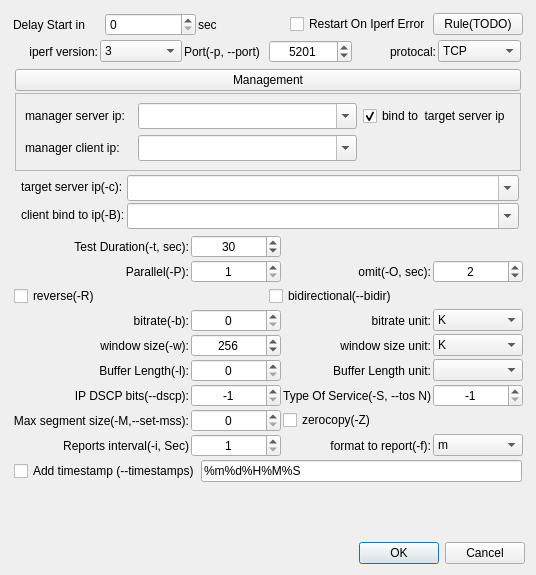
First picture: the form in qiperfc/src/dlgiperf.ui, repository coolshou/qiperf, before the edit.
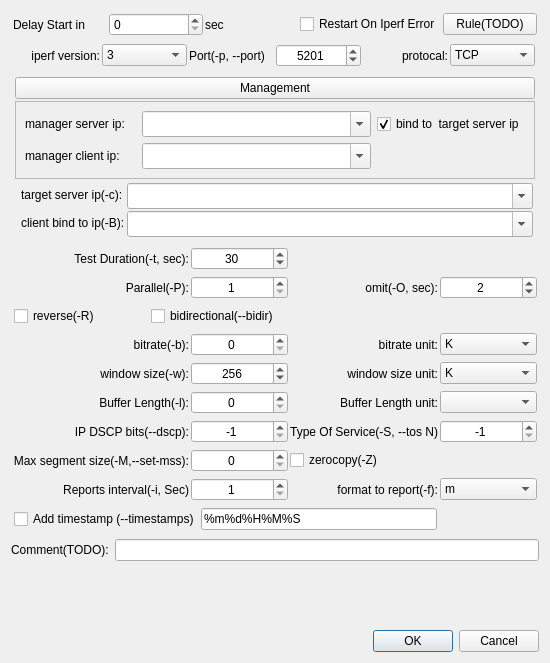
Second picture: the form after the edit. Icons and pictures are not drawn.

```diff
--- a/qiperfc/src/dlgiperf.ui
+++ b/qiperfc/src/dlgiperf.ui
@@ -9,8 +9,8 @@
    <rect>
     <x>0</x>
     <y>0</y>
-    <width>536</width>
-    <height>575</height>
+    <width>550</width>
+    <height>663</height>
    </rect>
   </property>
   <property name="sizePolicy">
@@ -29,7 +29,7 @@
   <layout class="QVBoxLayout" name="verticalLayout">
    <item>
     <widget class="QWidget" name="widget_5" native="true">
-     <layout class="QGridLayout" name="gridLayout_2" columnstretch="0,0,0,0">
+     <layout class="QGridLayout" name="gridLayout_2">
       <property name="leftMargin">
        <number>2</number>
       </property>
@@ -42,34 +42,170 @@
       <property name="bottomMargin">
        <number>2</number>
       </property>
-      <property name="spacing">
+      <property name="horizontalSpacing">
        <number>2</number>
       </property>
-      <item row="15" column="3">
-       <widget class="QComboBox" name="cb_fmtreport">
-        <property name="currentIndex">
+      <item row="4" column="1">
+       <widget class="QLabel" name="label_22">
+        <property name="text">
+         <string>Test Duration(-t, sec):</string>
+        </property>
+        <property name="alignment">
+         <set>Qt::AlignRight|Qt::AlignTrailing|Qt::AlignVCenter</set>
+        </property>
+       </widget>
+      </item>
+      <item row="4" column="2">
+       <widget class="QSpinBox" name="sb_duration">
+        <property name="toolTip">
+         <string>&lt;html&gt;&lt;head/&gt;&lt;body&gt;&lt;p&gt;0: run forever&lt;/p&gt;&lt;p&gt;default: 10 sec&lt;/p&gt;&lt;p&gt;Max: 864000 sec&lt;/p&gt;&lt;/body&gt;&lt;/html&gt;</string>
+        </property>
+        <property name="alignment">
+         <set>Qt::AlignCenter</set>
+        </property>
+        <property name="minimum">
+         <number>0</number>
+        </property>
+        <property name="maximum">
+         <number>864000</number>
+        </property>
+        <property name="value">
+         <number>30</number>
+        </property>
+       </widget>
+      </item>
+      <item row="4" column="3">
+       <widget class="QLabel" name="lbDuration">
+        <property name="text">
+         <string/>
+        </property>
+       </widget>
+      </item>
+      <item row="5" column="1">
+       <widget class="QLabel" name="label_27">
+        <property name="text">
+         <string>Parallel(-P):</string>
+        </property>
+        <property name="alignment">
+         <set>Qt::AlignRight|Qt::AlignTrailing|Qt::AlignVCenter</set>
+        </property>
+       </widget>
+      </item>
+      <item row="5" column="2">
+       <widget class="QSpinBox" name="sb_parallel">
+        <property name="alignment">
+         <set>Qt::AlignCenter</set>
+        </property>
+        <property name="minimum">
          <number>1</number>
         </property>
-        <item>
-         <property name="text">
-          <string>k</string>
+        <property name="maximum">
+         <number>128</number>
+        </property>
+       </widget>
+      </item>
+      <item row="5" column="3">
+       <widget class="QLabel" name="lbOmit">
+        <property name="text">
+         <string>omit(-O, sec):</string>
+        </property>
+        <property name="alignment">
+         <set>Qt::AlignRight|Qt::AlignTrailing|Qt::AlignVCenter</set>
+        </property>
+       </widget>
+      </item>
+      <item row="5" column="4">
+       <widget class="QSpinBox" name="sb_omit">
+        <property name="alignment">
+         <set>Qt::AlignCenter</set>
+        </property>
+        <property name="value">
+         <number>2</number>
+        </property>
+       </widget>
+      </item>
+      <item row="6" column="1" colspan="2">
+       <widget class="QWidget" name="widget_3" native="true">
+        <layout class="QHBoxLayout" name="horizontalLayout_2">
+         <property name="spacing">
+          <number>1</number>
          </property>
-        </item>
-        <item>
-         <property name="text">
-          <string>m</string>
+         <property name="leftMargin">
+          <number>1</number>
          </property>
-        </item>
-        <item>
-         <property name="text">
-          <string>g</string>
+         <property name="topMargin">
+          <number>1</number>
          </property>
-        </item>
-        <item>
-         <property name="text">
-          <string>t</string>
+         <property name="rightMargin">
+          <number>1</number>
          </property>
-        </item>
+         <property name="bottomMargin">
+          <number>1</number>
+         </property>
+         <item>
+          <widget class="QCheckBox" name="chk_reverse">
+           <property name="toolTip">
+            <string>Server send data to client</string>
+           </property>
+           <property name="text">
+            <string>reverse(-R)</string>
+           </property>
+           <property name="tristate">
+            <bool>false</bool>
+           </property>
+          </widget>
+         </item>
+         <item>
+          <widget class="QCheckBox" name="chk_bidir">
+           <property name="text">
+            <string>bidirectional(--bidir)</string>
+           </property>
+           <property name="tristate">
+            <bool>false</bool>
+           </property>
+          </widget>
+         </item>
+        </layout>
+       </widget>
+      </item>
+      <item row="7" column="1">
+       <widget class="QLabel" name="label_20">
+        <property name="text">
+         <string>bitrate(-b):</string>
+        </property>
+        <property name="alignment">
+         <set>Qt::AlignRight|Qt::AlignTrailing|Qt::AlignVCenter</set>
+        </property>
+       </widget>
+      </item>
+      <item row="7" column="2">
+       <widget class="QSpinBox" name="sb_bitrate">
+        <property name="toolTip">
+         <string>&lt;html&gt;&lt;head/&gt;&lt;body&gt;&lt;p&gt;(0 for unlimited)&lt;/p&gt;&lt;p&gt; (default 1 Mbit/sec for UDP, unlimited for TCP)&lt;/p&gt;&lt;/body&gt;&lt;/html&gt;</string>
+        </property>
+        <property name="alignment">
+         <set>Qt::AlignCenter</set>
+        </property>
+        <property name="maximum">
+         <number>9999</number>
+        </property>
+       </widget>
+      </item>
+      <item row="7" column="3">
+       <widget class="QLabel" name="label_33">
+        <property name="text">
+         <string>bitrate unit:</string>
+        </property>
+        <property name="alignment">
+         <set>Qt::AlignRight|Qt::AlignTrailing|Qt::AlignVCenter</set>
+        </property>
+       </widget>
+      </item>
+      <item row="7" column="4">
+       <widget class="QComboBox" name="cb_unit_bitrate">
+        <property name="currentText">
+         <string>K</string>
+        </property>
         <item>
          <property name="text">
           <string>K</string>
@@ -93,6 +229,16 @@
        </widget>
       </item>
       <item row="8" column="1">
+       <widget class="QLabel" name="label_21">
+        <property name="text">
+         <string>window size(-w):</string>
+        </property>
+        <property name="alignment">
+         <set>Qt::AlignRight|Qt::AlignTrailing|Qt::AlignVCenter</set>
+        </property>
+       </widget>
+      </item>
+      <item row="8" column="2">
        <widget class="QSpinBox" name="sb_windowsize">
         <property name="toolTip">
          <string>&lt;html&gt;&lt;head/&gt;&lt;body&gt;&lt;p&gt;0: use system's setting&lt;/p&gt;&lt;p&gt;Linux:&lt;br/&gt;cat /proc/sys/net/core/rmem_default&lt;/p&gt;&lt;p&gt;cat /proc/sys/net/core/wmem_default&lt;/p&gt;&lt;p&gt;Windows:&lt;/p&gt;&lt;ol style=&quot;margin-top: 0px; margin-bottom: 0px; margin-left: 0px; margin-right: 0px; -qt-list-indent: 1;&quot;&gt;&lt;li style=&quot; margin-top:12px; margin-bottom:0px; margin-left:0px; margin-right:0px; -qt-block-indent:0; text-indent:0px;&quot;&gt;The first connection request sent to a remote host advertises a receive window size of 16K (16,384 bytes).&lt;/li&gt;&lt;li style=&quot; margin-top:0px; margin-bottom:0px; margin-left:0px; margin-right:0px; -qt-block-indent:0; text-indent:0px;&quot;&gt;When the connection is established, the receive window size is rounded up to an even increment of the MSS.&lt;/li&gt;&lt;li style=&quot; margin-top:0px; margin-bottom:12px; margin-left:0px; margin-right:0px; -qt-block-indent:0; text-indent:0px;&quot;&gt;The window size is adjusted to four times the MSS, to a maximum size of 64 K, unless the window scaling option (RFC 1323) is used.&lt;/li&gt;&lt;/ol&gt;&lt;/body&gt;&lt;/html&gt;</string>
@@ -108,8 +254,18 @@
         </property>
        </widget>
       </item>
-      <item row="7" column="3">
-       <widget class="QComboBox" name="cb_unit_bitrate">
+      <item row="8" column="3">
+       <widget class="QLabel" name="label_29">
+        <property name="text">
+         <string>window size unit:</string>
+        </property>
+        <property name="alignment">
+         <set>Qt::AlignRight|Qt::AlignTrailing|Qt::AlignVCenter</set>
+        </property>
+       </widget>
+      </item>
+      <item row="8" column="4">
+       <widget class="QComboBox" name="cb_unit_windowsize">
         <property name="currentText">
          <string>K</string>
         </property>
@@ -130,37 +286,17 @@
         </item>
        </widget>
       </item>
-      <item row="15" column="1">
-       <widget class="QSpinBox" name="sb_interval">
-        <property name="alignment">
-         <set>Qt::AlignCenter</set>
-        </property>
-        <property name="minimum">
-         <number>1</number>
-        </property>
-       </widget>
-      </item>
-      <item row="5" column="0">
-       <widget class="QLabel" name="label_27">
-        <property name="text">
-         <string>Parallel(-P):</string>
-        </property>
-        <property name="alignment">
-         <set>Qt::AlignRight|Qt::AlignTrailing|Qt::AlignVCenter</set>
-        </property>
-       </widget>
-      </item>
-      <item row="10" column="0">
-       <widget class="QLabel" name="label_28">
-        <property name="text">
-         <string>IP DSCP bits(--dscp):</string>
-        </property>
-        <property name="alignment">
-         <set>Qt::AlignRight|Qt::AlignTrailing|Qt::AlignVCenter</set>
-        </property>
-       </widget>
-      </item>
       <item row="9" column="1">
+       <widget class="QLabel" name="label_3">
+        <property name="text">
+         <string>Buffer Length(-l):</string>
+        </property>
+        <property name="alignment">
+         <set>Qt::AlignRight|Qt::AlignTrailing|Qt::AlignVCenter</set>
+        </property>
+       </widget>
+      </item>
+      <item row="9" column="2">
        <widget class="QSpinBox" name="sb_buffer">
         <property name="toolTip">
          <string>&lt;html&gt;&lt;head/&gt;&lt;body&gt;&lt;p&gt;Windows Max: 1048576 bytes&lt;/p&gt;&lt;/body&gt;&lt;/html&gt;</string>
@@ -173,37 +309,119 @@
         </property>
        </widget>
       </item>
-      <item row="15" column="2">
-       <widget class="QLabel" name="label_26">
+      <item row="9" column="3">
+       <widget class="QLabel" name="label_4">
         <property name="text">
-         <string>format to report(-f):</string>
+         <string>Buffer Length unit:</string>
         </property>
         <property name="alignment">
          <set>Qt::AlignRight|Qt::AlignTrailing|Qt::AlignVCenter</set>
         </property>
        </widget>
       </item>
-      <item row="8" column="0">
-       <widget class="QLabel" name="label_21">
+      <item row="9" column="4">
+       <widget class="QComboBox" name="cb_unit_buffer">
+        <item>
+         <property name="text">
+          <string/>
+         </property>
+        </item>
+        <item>
+         <property name="text">
+          <string>K</string>
+         </property>
+        </item>
+        <item>
+         <property name="text">
+          <string>M</string>
+         </property>
+        </item>
+        <item>
+         <property name="text">
+          <string>G</string>
+         </property>
+        </item>
+        <item>
+         <property name="text">
+          <string>k</string>
+         </property>
+        </item>
+        <item>
+         <property name="text">
+          <string>m</string>
+         </property>
+        </item>
+       </widget>
+      </item>
+      <item row="10" column="1">
+       <widget class="QLabel" name="label_28">
         <property name="text">
-         <string>window size(-w):</string>
+         <string>IP DSCP bits(--dscp):</string>
         </property>
         <property name="alignment">
          <set>Qt::AlignRight|Qt::AlignTrailing|Qt::AlignVCenter</set>
         </property>
        </widget>
       </item>
-      <item row="5" column="3">
-       <widget class="QSpinBox" name="sb_omit">
+      <item row="10" column="2">
+       <widget class="QSpinBox" name="sb_dscp">
+        <property name="toolTip">
+         <string>&lt;html&gt;&lt;head/&gt;&lt;body&gt;&lt;p&gt;-1: default value&lt;/p&gt;&lt;/body&gt;&lt;/html&gt;</string>
+        </property>
         <property name="alignment">
          <set>Qt::AlignCenter</set>
         </property>
+        <property name="minimum">
+         <number>-1</number>
+        </property>
+        <property name="maximum">
+         <number>63</number>
+        </property>
         <property name="value">
-         <number>2</number>
+         <number>-1</number>
+        </property>
+       </widget>
+      </item>
+      <item row="10" column="3">
+       <widget class="QLabel" name="lb_tos">
+        <property name="text">
+         <string>Type Of Service(-S, --tos N)</string>
+        </property>
+        <property name="alignment">
+         <set>Qt::AlignRight|Qt::AlignTrailing|Qt::AlignVCenter</set>
+        </property>
+       </widget>
+      </item>
+      <item row="10" column="4">
+       <widget class="QSpinBox" name="sb_tos">
+        <property name="alignment">
+         <set>Qt::AlignCenter</set>
+        </property>
+        <property name="minimum">
+         <number>-1</number>
+        </property>
+        <property name="maximum">
+         <number>255</number>
+        </property>
+        <property name="value">
+         <number>-1</number>
         </property>
        </widget>
       </item>
       <item row="11" column="1">
+       <widget class="QLabel" name="label_25">
+        <property name="toolTip">
+         <string>&lt;html&gt;&lt;head/&gt;&lt;body&gt;&lt;p&gt;IPv4: 536 octets (= 576 - 20 - 20) &lt;/p&gt;&lt;p&gt;IPv6: 1220 octets (= 1280 - 40 - 20). &lt;/p&gt;&lt;/body&gt;&lt;/html&gt;</string>
+        </property>
+        <property name="text">
+         <string>Max segment size(-M,--set-mss):</string>
+        </property>
+        <property name="alignment">
+         <set>Qt::AlignRight|Qt::AlignTrailing|Qt::AlignVCenter</set>
+        </property>
+       </widget>
+      </item>
+      <item row="11" column="2">
        <widget class="QSpinBox" name="sb_mss">
         <property name="toolTip">
          <string>&lt;html&gt;&lt;head/&gt;&lt;body&gt;&lt;p&gt;0: default value&lt;br/&gt;Min: 88&lt;br/&gt;Max: 9216 (will limit by MTU)&lt;/p&gt;&lt;/body&gt;&lt;/html&gt;</string>
@@ -222,80 +440,188 @@
         </property>
        </widget>
       </item>
-      <item row="9" column="3">
-       <widget class="QComboBox" name="cb_unit_buffer">
-        <item>
-         <property name="text">
-          <string/>
-         </property>
-        </item>
-        <item>
-         <property name="text">
-          <string>K</string>
-         </property>
-        </item>
-        <item>
-         <property name="text">
-          <string>M</string>
-         </property>
-        </item>
-        <item>
-         <property name="text">
-          <string>G</string>
-         </property>
-        </item>
-        <item>
-         <property name="text">
-          <string>k</string>
-         </property>
-        </item>
-        <item>
-         <property name="text">
-          <string>m</string>
-         </property>
-        </item>
-       </widget>
-      </item>
-      <item row="8" column="3">
-       <widget class="QComboBox" name="cb_unit_windowsize">
-        <property name="currentText">
-         <string>K</string>
-        </property>
-        <item>
-         <property name="text">
-          <string>K</string>
-         </property>
-        </item>
-        <item>
-         <property name="text">
-          <string>M</string>
-         </property>
-        </item>
-        <item>
-         <property name="text">
-          <string>G</string>
-         </property>
-        </item>
-       </widget>
-      </item>
-      <item row="7" column="2">
-       <widget class="QLabel" name="label_33">
-        <property name="text">
-         <string>bitrate unit:</string>
-        </property>
-        <property name="alignment">
-         <set>Qt::AlignRight|Qt::AlignTrailing|Qt::AlignVCenter</set>
-        </property>
-       </widget>
-      </item>
-      <item row="11" column="2" colspan="2">
+      <item row="11" column="3">
        <widget class="QCheckBox" name="cb_zerocopy">
         <property name="text">
          <string>zerocopy(-Z)</string>
         </property>
        </widget>
       </item>
-      <item row="1" column="0" colspan="4">
+      <item row="12" column="1">
+       <widget class="QLabel" name="label_2">
+        <property name="text">
+         <string>Reports interval(-i, Sec)</string>
+        </property>
+        <property name="alignment">
+         <set>Qt::AlignRight|Qt::AlignTrailing|Qt::AlignVCenter</set>
+        </property>
+       </widget>
+      </item>
+      <item row="12" column="2">
+       <widget class="QSpinBox" name="sb_interval">
+        <property name="alignment">
+         <set>Qt::AlignCenter</set>
+        </property>
+        <property name="minimum">
+         <number>1</number>
+        </property>
+       </widget>
+      </item>
+      <item row="12" column="3">
+       <widget class="QLabel" name="label_26">
+        <property name="text">
+         <string>format to report(-f):</string>
+        </property>
+        <property name="alignment">
+         <set>Qt::AlignRight|Qt::AlignTrailing|Qt::AlignVCenter</set>
+        </property>
+       </widget>
+      </item>
+      <item row="12" column="4">
+       <widget class="QComboBox" name="cb_fmtreport">
+        <property name="currentIndex">
+         <number>1</number>
+        </property>
+        <item>
+         <property name="text">
+          <string>k</string>
+         </property>
+        </item>
+        <item>
+         <property name="text">
+          <string>m</string>
+         </property>
+        </item>
+        <item>
+         <property name="text">
+          <string>g</string>
+         </property>
+        </item>
+        <item>
+         <property name="text">
+          <string>t</string>
+         </property>
+        </item>
+        <item>
+         <property name="text">
+          <string>K</string>
+         </property>
+        </item>
+        <item>
+         <property name="text">
+          <string>M</string>
+         </property>
+        </item>
+        <item>
+         <property name="text">
+          <string>G</string>
+         </property>
+        </item>
+        <item>
+         <property name="text">
+          <string>T</string>
+         </property>
+        </item>
+       </widget>
+      </item>
+      <item row="13" column="1" colspan="3">
+       <widget class="QWidget" name="wTimeStamp" native="true">
+        <layout class="QHBoxLayout" name="horizontalLayout">
+         <property name="spacing">
+          <number>1</number>
+         </property>
+         <property name="leftMargin">
+          <number>1</number>
+         </property>
+         <property name="topMargin">
+          <number>1</number>
+         </property>
+         <property name="rightMargin">
+          <number>1</number>
+         </property>
+         <property name="bottomMargin">
+          <number>1</number>
+         </property>
+         <item>
+          <widget class="QCheckBox" name="cbTimeStamp">
+           <property name="text">
+            <string>Add timestamp (--timestamps)</string>
+           </property>
+          </widget>
+         </item>
+         <item>
+          <widget class="QLineEdit" name="leTimeStamp">
+           <property name="toolTip">
+            <string>&lt;html&gt;&lt;head/&gt;&lt;body&gt;&lt;p&gt;%Y = Year (2025)&lt;/p&gt;&lt;p&gt;%y = Year in 2 decimal number (2025 = 25)&lt;/p&gt;&lt;p&gt;%m = Month (01-12)&lt;/p&gt;&lt;p&gt;%d = Day of the month as a decimal number (01-31)&lt;/p&gt;&lt;p&gt;%H = Hour (24-hour clock) as a decimal number (00-23)&lt;/p&gt;&lt;p&gt;%M = Minute as a decimal number (00-59)&lt;/p&gt;&lt;p&gt;%S = Second as a decimal number (00-60)&lt;/p&gt;&lt;p&gt;%F: Equivalent to %Y-%m-%d&lt;/p&gt;&lt;p&gt;%T: Equivalent to %H:%M:%S&lt;/p&gt;&lt;/body&gt;&lt;/html&gt;</string>
+           </property>
+           <property name="text">
+            <string>%m%d%H%M%S</string>
+           </property>
+          </widget>
+         </item>
+        </layout>
+       </widget>
+      </item>
+      <item row="1" column="1" colspan="4">
+       <widget class="QWidget" name="widget_7" native="true">
+        <layout class="QHBoxLayout" name="horizontalLayout_4" stretch="0,0,0,0,0">
+         <property name="spacing">
+          <number>2</number>
+         </property>
+         <property name="leftMargin">
+          <number>0</number>
+         </property>
+         <property name="topMargin">
+          <number>0</number>
+         </property>
+         <property name="rightMargin">
+          <number>0</number>
+         </property>
+         <property name="bottomMargin">
+          <number>0</number>
+         </property>
+         <item>
+          <widget class="QLabel" name="label_5">
+           <property name="text">
+            <string>Delay Start in </string>
+           </property>
+          </widget>
+         </item>
+         <item>
+          <widget class="QSpinBox" name="sb_delaytime">
+           <property name="maximum">
+            <number>999999</number>
+           </property>
+           <property name="singleStep">
+            <number>0</number>
+           </property>
+          </widget>
+         </item>
+         <item>
+          <widget class="QLabel" name="lb_delaytime">
+           <property name="text">
+            <string>sec</string>
+           </property>
+          </widget>
+         </item>
+         <item>
+          <widget class="QCheckBox" name="cbRestartOnError">
+           <property name="text">
+            <string>Restart On Iperf Error</string>
+           </property>
+          </widget>
+         </item>
+         <item>
+          <widget class="QPushButton" name="pbRestartRule">
+           <property name="text">
+            <string>Rule(TODO)</string>
+           </property>
+          </widget>
+         </item>
+        </layout>
+       </widget>
+      </item>
+      <item row="2" column="1" colspan="4">
        <widget class="QWidget" name="widget_6" native="true">
         <layout class="QHBoxLayout" name="horizontalLayout_3">
          <property name="spacing">
@@ -396,290 +722,7 @@
         </layout>
        </widget>
       </item>
-      <item row="9" column="2">
-       <widget class="QLabel" name="label_4">
-        <property name="text">
-         <string>Buffer Length unit:</string>
-        </property>
-        <property name="alignment">
-         <set>Qt::AlignRight|Qt::AlignTrailing|Qt::AlignVCenter</set>
-        </property>
-       </widget>
-      </item>
-      <item row="5" column="2">
-       <widget class="QLabel" name="lbOmit">
-        <property name="text">
-         <string>omit(-O, sec):</string>
-        </property>
-        <property name="alignment">
-         <set>Qt::AlignRight|Qt::AlignTrailing|Qt::AlignVCenter</set>
-        </property>
-       </widget>
-      </item>
-      <item row="15" column="0">
-       <widget class="QLabel" name="label_2">
-        <property name="text">
-         <string>Reports interval(-i, Sec)</string>
-        </property>
-        <property name="alignment">
-         <set>Qt::AlignRight|Qt::AlignTrailing|Qt::AlignVCenter</set>
-        </property>
-       </widget>
-      </item>
-      <item row="9" column="0">
-       <widget class="QLabel" name="label_3">
-        <property name="text">
-         <string>Buffer Length(-l):</string>
-        </property>
-        <property name="alignment">
-         <set>Qt::AlignRight|Qt::AlignTrailing|Qt::AlignVCenter</set>
-        </property>
-       </widget>
-      </item>
-      <item row="7" column="1">
-       <widget class="QSpinBox" name="sb_bitrate">
-        <property name="toolTip">
-         <string>&lt;html&gt;&lt;head/&gt;&lt;body&gt;&lt;p&gt;(0 for unlimited)&lt;/p&gt;&lt;p&gt; (default 1 Mbit/sec for UDP, unlimited for TCP)&lt;/p&gt;&lt;/body&gt;&lt;/html&gt;</string>
-        </property>
-        <property name="alignment">
-         <set>Qt::AlignCenter</set>
-        </property>
-        <property name="maximum">
-         <number>9999</number>
-        </property>
-       </widget>
-      </item>
-      <item row="10" column="3">
-       <widget class="QSpinBox" name="sb_tos">
-        <property name="alignment">
-         <set>Qt::AlignCenter</set>
-        </property>
-        <property name="minimum">
-         <number>-1</number>
-        </property>
-        <property name="maximum">
-         <number>255</number>
-        </property>
-        <property name="value">
-         <number>-1</number>
-        </property>
-       </widget>
-      </item>
-      <item row="3" column="2" colspan="2">
-       <widget class="QLabel" name="lbDuration">
-        <property name="text">
-         <string/>
-        </property>
-       </widget>
-      </item>
-      <item row="10" column="1">
-       <widget class="QSpinBox" name="sb_dscp">
-        <property name="toolTip">
-         <string>&lt;html&gt;&lt;head/&gt;&lt;body&gt;&lt;p&gt;-1: default value&lt;/p&gt;&lt;/body&gt;&lt;/html&gt;</string>
-        </property>
-        <property name="alignment">
-         <set>Qt::AlignCenter</set>
-        </property>
-        <property name="minimum">
-         <number>-1</number>
-        </property>
-        <property name="maximum">
-         <number>63</number>
-        </property>
-        <property name="value">
-         <number>-1</number>
-        </property>
-       </widget>
-      </item>
-      <item row="3" column="0">
-       <widget class="QLabel" name="label_22">
-        <property name="text">
-         <string>Test Duration(-t, sec):</string>
-        </property>
-        <property name="alignment">
-         <set>Qt::AlignRight|Qt::AlignTrailing|Qt::AlignVCenter</set>
-        </property>
-       </widget>
-      </item>
-      <item row="3" column="1">
-       <widget class="QSpinBox" name="sb_duration">
-        <property name="toolTip">
-         <string>&lt;html&gt;&lt;head/&gt;&lt;body&gt;&lt;p&gt;0: run forever&lt;/p&gt;&lt;p&gt;default: 10 sec&lt;/p&gt;&lt;p&gt;Max: 864000 sec&lt;/p&gt;&lt;/body&gt;&lt;/html&gt;</string>
-        </property>
-        <property name="alignment">
-         <set>Qt::AlignCenter</set>
-        </property>
-        <property name="minimum">
-         <number>0</number>
-        </property>
-        <property name="maximum">
-         <number>864000</number>
-        </property>
-        <property name="value">
-         <number>30</number>
-        </property>
-       </widget>
-      </item>
-      <item row="6" column="0" colspan="4">
-       <widget class="QWidget" name="widget_3" native="true">
-        <layout class="QHBoxLayout" name="horizontalLayout_2">
-         <property name="spacing">
-          <number>1</number>
-         </property>
-         <property name="leftMargin">
-          <number>1</number>
-         </property>
-         <property name="topMargin">
-          <number>1</number>
-         </property>
-         <property name="rightMargin">
-          <number>1</number>
-         </property>
-         <property name="bottomMargin">
-          <number>1</number>
-         </property>
-         <item>
-          <widget class="QCheckBox" name="chk_reverse">
-           <property name="toolTip">
-            <string>Server send data to client</string>
-           </property>
-           <property name="text">
-            <string>reverse(-R)</string>
-           </property>
-           <property name="tristate">
-            <bool>false</bool>
-           </property>
-          </widget>
-         </item>
-         <item>
-          <widget class="QCheckBox" name="chk_bidir">
-           <property name="text">
-            <string>bidirectional(--bidir)</string>
-           </property>
-           <property name="tristate">
-            <bool>false</bool>
-           </property>
-          </widget>
-         </item>
-        </layout>
-       </widget>
-      </item>
-      <item row="7" column="0">
-       <widget class="QLabel" name="label_20">
-        <property name="text">
-         <string>bitrate(-b):</string>
-        </property>
-        <property name="alignment">
-         <set>Qt::AlignRight|Qt::AlignTrailing|Qt::AlignVCenter</set>
-        </property>
-       </widget>
-      </item>
-      <item row="8" column="2">
-       <widget class="QLabel" name="label_29">
-        <property name="text">
-         <string>window size unit:</string>
-        </property>
-        <property name="alignment">
-         <set>Qt::AlignRight|Qt::AlignTrailing|Qt::AlignVCenter</set>
-        </property>
-       </widget>
-      </item>
-      <item row="10" column="2">
-       <widget class="QLabel" name="lb_tos">
-        <property name="text">
-         <string>Type Of Service(-S, --tos N)</string>
-        </property>
-        <property name="alignment">
-         <set>Qt::AlignRight|Qt::AlignTrailing|Qt::AlignVCenter</set>
-        </property>
-       </widget>
-      </item>
-      <item row="0" column="0" colspan="4">
-       <widget class="QWidget" name="widget_7" native="true">
-        <layout class="QHBoxLayout" name="horizontalLayout_4" stretch="0,0,0,0,0">
-         <property name="spacing">
-          <number>2</number>
-         </property>
-         <property name="leftMargin">
-          <number>0</number>
-         </property>
-         <property name="topMargin">
-          <number>0</number>
-         </property>
-         <property name="rightMargin">
-          <number>0</number>
-         </property>
-         <property name="bottomMargin">
-          <number>0</number>
-         </property>
-         <item>
-          <widget class="QLabel" name="label_5">
-           <property name="text">
-            <string>Delay Start in </string>
-           </property>
-          </widget>
-         </item>
-         <item>
-          <widget class="QSpinBox" name="sb_delaytime">
-           <property name="maximum">
-            <number>999999</number>
-           </property>
-           <property name="singleStep">
-            <number>0</number>
-           </property>
-          </widget>
-         </item>
-         <item>
-          <widget class="QLabel" name="lb_delaytime">
-           <property name="text">
-            <string>sec</string>
-           </property>
-          </widget>
-         </item>
-         <item>
-          <widget class="QCheckBox" name="cbRestartOnError">
-           <property name="text">
-            <string>Restart On Iperf Error</string>
-           </property>
-          </widget>
-         </item>
-         <item>
-          <widget class="QPushButton" name="pbRestartRule">
-           <property name="text">
-            <string>Rule(TODO)</string>
-           </property>
-          </widget>
-         </item>
-        </layout>
-       </widget>
-      </item>
-      <item row="5" column="1">
-       <widget class="QSpinBox" name="sb_parallel">
-        <property name="alignment">
-         <set>Qt::AlignCenter</set>
-        </property>
-        <property name="minimum">
-         <number>1</number>
-        </property>
-        <property name="maximum">
-         <number>128</number>
-        </property>
-       </widget>
-      </item>
-      <item row="11" column="0">
-       <widget class="QLabel" name="label_25">
-        <property name="toolTip">
-         <string>&lt;html&gt;&lt;head/&gt;&lt;body&gt;&lt;p&gt;IPv4: 536 octets (= 576 - 20 - 20) &lt;/p&gt;&lt;p&gt;IPv6: 1220 octets (= 1280 - 40 - 20). &lt;/p&gt;&lt;/body&gt;&lt;/html&gt;</string>
-        </property>
-        <property name="text">
-         <string>Max segment size(-M,--set-mss):</string>
-        </property>
-        <property name="alignment">
-         <set>Qt::AlignRight|Qt::AlignTrailing|Qt::AlignVCenter</set>
-        </property>
-       </widget>
-      </item>
-      <item row="2" column="0" colspan="4">
+      <item row="3" column="1" colspan="4">
        <widget class="QWidget" name="widget" native="true">
         <layout class="QVBoxLayout" name="verticalLayout_2">
          <property name="spacing">
@@ -860,44 +903,34 @@
         </layout>
        </widget>
       </item>
-      <item row="16" column="0" colspan="4">
-       <widget class="QWidget" name="wTimeStamp" native="true">
-        <layout class="QHBoxLayout" name="horizontalLayout">
-         <property name="spacing">
-          <number>1</number>
-         </property>
-         <property name="leftMargin">
-          <number>1</number>
-         </property>
-         <property name="topMargin">
-          <number>1</number>
-         </property>
-         <property name="rightMargin">
-          <number>1</number>
-         </property>
-         <property name="bottomMargin">
-          <number>1</number>
-         </property>
-         <item>
-          <widget class="QCheckBox" name="cbTimeStamp">
-           <property name="text">
-            <string>Add timestamp (--timestamps)</string>
-           </property>
-          </widget>
-         </item>
-         <item>
-          <widget class="QLineEdit" name="leTimeStamp">
-           <property name="toolTip">
-            <string>&lt;html&gt;&lt;head/&gt;&lt;body&gt;&lt;p&gt;%Y = Year (2025)&lt;/p&gt;&lt;p&gt;%y = Year in 2 decimal number (2025 = 25)&lt;/p&gt;&lt;p&gt;%m = Month (01-12)&lt;/p&gt;&lt;p&gt;%d = Day of the month as a decimal number (01-31)&lt;/p&gt;&lt;p&gt;%H = Hour (24-hour clock) as a decimal number (00-23)&lt;/p&gt;&lt;p&gt;%M = Minute as a decimal number (00-59)&lt;/p&gt;&lt;p&gt;%S = Second as a decimal number (00-60)&lt;/p&gt;&lt;p&gt;%F: Equivalent to %Y-%m-%d&lt;/p&gt;&lt;p&gt;%T: Equivalent to %H:%M:%S&lt;/p&gt;&lt;/body&gt;&lt;/html&gt;</string>
-           </property>
-           <property name="text">
-            <string>%m%d%H%M%S</string>
-           </property>
-          </widget>
-         </item>
-        </layout>
+     </layout>
+    </widget>
+   </item>
+   <item>
+    <widget class="QWidget" name="wComment" native="true">
+     <layout class="QHBoxLayout" name="horizontalLayout_5">
+      <property name="spacing">
+       <number>6</number>
+      </property>
+      <property name="leftMargin">
+       <number>0</number>
+      </property>
+      <property name="topMargin">
+       <number>0</number>
+      </property>
+      <property name="rightMargin">
+       <number>0</number>
+      </property>
+      <item>
+       <widget class="QLabel" name="lbComment">
+        <property name="text">
+         <string>Comment(TODO):</string>
+        </property>
        </widget>
       </item>
+      <item>
+       <widget class="QLineEdit" name="leComment"/>
+      </item>
      </layout>
     </widget>
    </item>
```
Left out of the diff: 5 changed lines with no effect on the pictures.
